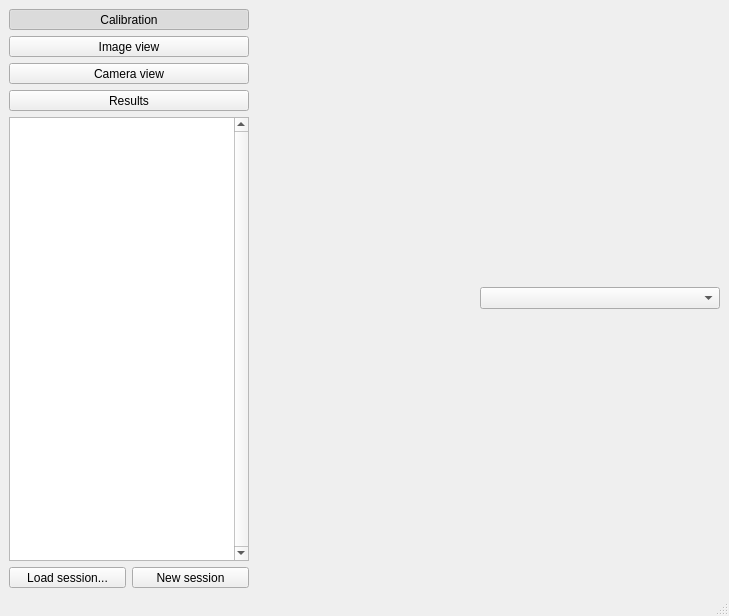
The window that lib/zcameracalibrator/src/zmulticameracalibratorwidget.ui (nikolaseu/neuvision) describes before a commit, drawn with Qt 5.
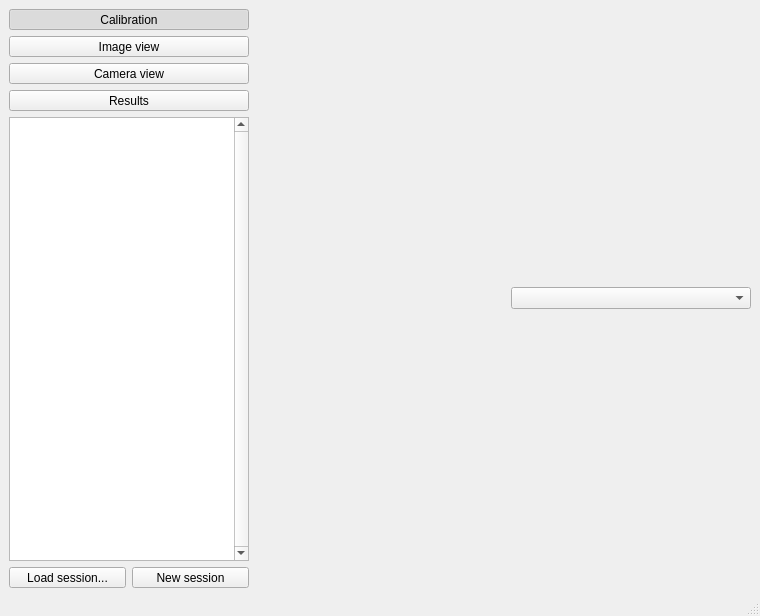
The same window after the commit.

```diff
--- a/lib/zcameracalibrator/src/zmulticameracalibratorwidget.ui
+++ b/lib/zcameracalibrator/src/zmulticameracalibratorwidget.ui
@@ -6,7 +6,7 @@
    <rect>
     <x>0</x>
     <y>0</y>
-    <width>729</width>
+    <width>760</width>
     <height>616</height>
    </rect>
   </property>
```
Left out of the diff: 4 changed lines with no effect on the pictures.
